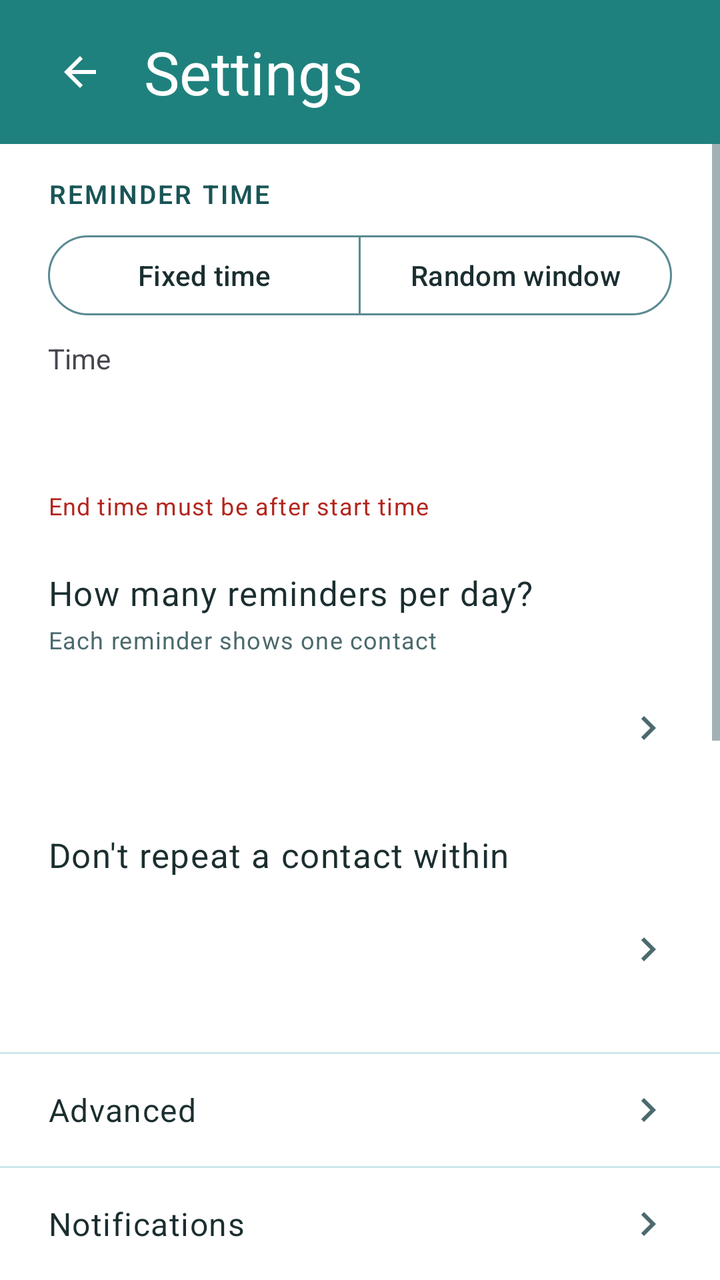
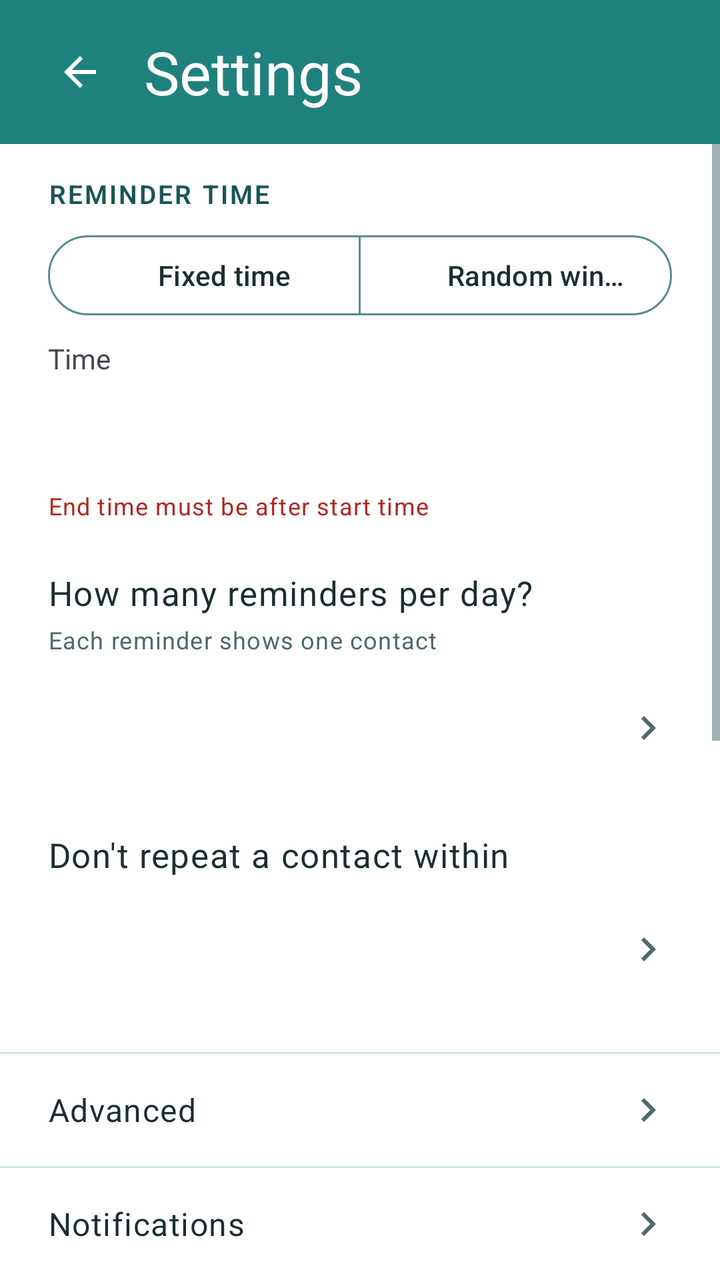

Before-and-after screenshots of an Android layout around one commit, followed by the original layout XML and the change that was made.
<!-- AndroidManifest.xml: application theme Theme.FriendMinder -->
<!-- res/layout/fragment_settings.xml -->
<?xml version="1.0" encoding="utf-8"?>
<FrameLayout xmlns:android="http://schemas.android.com/apk/res/android"
    xmlns:app="http://schemas.android.com/apk/res-auto"
    android:layout_width="match_parent"
    android:layout_height="match_parent">

    <LinearLayout
        android:layout_width="match_parent"
        android:layout_height="match_parent"
        android:orientation="vertical">

        
        <LinearLayout
            android:id="@+id/headerContainer"
            android:layout_width="match_parent"
            android:layout_height="wrap_content"
            android:orientation="vertical"
            android:background="@color/fm_header">

            <View
                android:id="@+id/statusBarSpacer"
                android:layout_width="match_parent"
                android:layout_height="0dp" />

            <FrameLayout
                android:layout_width="match_parent"
                android:layout_height="@dimen/fm_home_header_height">

                <ImageButton
                    android:id="@+id/backButton"
                    android:layout_width="48dp"
                    android:layout_height="48dp"
                    android:layout_gravity="start|center_vertical"
                    android:layout_marginStart="16dp"
                    android:padding="12dp"
                    android:background="?attr/selectableItemBackgroundBorderless"
                    android:src="@drawable/ic_arrow_back"
                    app:tint="@color/fm_on_primary"
                    android:contentDescription="@string/content_desc_back" />

                <TextView
                    android:id="@+id/headerTitle"
                    android:layout_width="wrap_content"
                    android:layout_height="wrap_content"
                    android:layout_gravity="start|center_vertical"
                    android:layout_marginStart="72dp"
                    android:layout_marginEnd="@dimen/fm_space_6"
                    android:text="@string/title_settings"
                    android:textColor="@color/fm_on_primary"
                    android:textSize="@dimen/fm_header_title_size"
                    android:maxLines="1"
                    android:ellipsize="end" />
            </FrameLayout>
        </LinearLayout>

        
        <ScrollView
            android:id="@+id/settingsScrollView"
            android:layout_width="match_parent"
            android:layout_height="0dp"
            android:layout_weight="1"
            android:clipToPadding="false">

            <LinearLayout
                android:layout_width="match_parent"
                android:layout_height="wrap_content"
                android:orientation="vertical"
                android:paddingStart="@dimen/fm_gutter"
                android:paddingEnd="@dimen/fm_gutter"
                android:paddingTop="16dp"
                android:paddingBottom="16dp">

                
                <TextView
                    android:layout_width="wrap_content"
                    android:layout_height="wrap_content"
                    android:text="@string/label_reminder_time"
                    android:textAppearance="@style/TextAppearance.FM.SectionLabel" />

                
                <com.google.android.material.button.MaterialButtonToggleGroup
                    android:id="@+id/timeModeGroup"
                    android:layout_width="match_parent"
                    android:layout_height="wrap_content"
                    android:layout_marginTop="8dp"
                    app:singleSelection="true"
                    app:selectionRequired="true">

                    <com.google.android.material.button.MaterialButton
                        android:id="@+id/fixedTimeToggleButton"
                        style="@style/Widget.Material3.Button.OutlinedButton"
                        android:layout_width="0dp"
                        android:layout_height="48dp"
                        android:layout_weight="1"
                        android:text="@string/option_fixed_time" />

                    <com.google.android.material.button.MaterialButton
                        android:id="@+id/randomWindowToggleButton"
                        style="@style/Widget.Material3.Button.OutlinedButton"
                        android:layout_width="0dp"
                        android:layout_height="48dp"
                        android:layout_weight="1"
                        android:text="@string/option_random_window" />
                </com.google.android.material.button.MaterialButtonToggleGroup>

                <LinearLayout
                    android:id="@+id/fixedTimeGroup"
                    android:layout_width="match_parent"
                    android:layout_height="wrap_content"
                    android:orientation="vertical"
                    android:layout_marginTop="8dp">

                    <TextView
                        android:layout_width="wrap_content"
                        android:layout_height="wrap_content"
                        android:text="@string/label_time" />

                    <Button
                        android:id="@+id/fixedTimeButton"
                        style="@style/Widget.Material3.Button.OutlinedButton"
                        android:layout_width="wrap_content"
                        android:layout_height="wrap_content"
                        android:layout_marginTop="4dp" />
                </LinearLayout>

                <LinearLayout
                    android:id="@+id/randomWindowGroup"
                    android:layout_width="match_parent"
                    android:layout_height="wrap_content"
                    android:orientation="horizontal"
                    android:layout_marginTop="8dp"
                    android:visibility="gone">

                    <LinearLayout
                        android:layout_width="0dp"
                        android:layout_height="wrap_content"
                        android:layout_weight="1"
                        android:orientation="vertical">

                        <TextView
                            android:layout_width="wrap_content"
                            android:layout_height="wrap_content"
                            android:text="@string/label_from" />

                        <Button
                            android:id="@+id/randomFromButton"
                            style="@style/Widget.Material3.Button.OutlinedButton"
                            android:layout_width="wrap_content"
                            android:layout_height="wrap_content"
                            android:layout_marginTop="4dp" />
                    </LinearLayout>

                    <LinearLayout
                        android:layout_width="0dp"
                        android:layout_height="wrap_content"
                        android:layout_weight="1"
                        android:orientation="vertical"
                        android:layout_marginStart="16dp">

                        <TextView
                            android:layout_width="wrap_content"
                            android:layout_height="wrap_content"
                            android:text="@string/label_to" />

                        <Button
                            android:id="@+id/randomToButton"
                            style="@style/Widget.Material3.Button.OutlinedButton"
                            android:layout_width="wrap_content"
                            android:layout_height="wrap_content"
                            android:layout_marginTop="4dp" />
                    </LinearLayout>
                </LinearLayout>

                
                <TextView
                    android:id="@+id/timeStatusText"
                    android:layout_width="match_parent"
                    android:layout_height="wrap_content"
                    android:layout_marginTop="4dp"
                    android:text="@string/error_end_before_start"
                    android:textColor="?attr/colorError"
                    android:textAppearance="?attr/textAppearanceBodySmall" />

                
                <TextView
                    android:layout_width="wrap_content"
                    android:layout_height="wrap_content"
                    android:layout_marginTop="24dp"
                    android:text="@string/label_contacts_per_day"
                    android:textAppearance="@style/TextAppearance.FM.RowPrimary" />

                <TextView
                    android:layout_width="wrap_content"
                    android:layout_height="wrap_content"
                    android:layout_marginTop="4dp"
                    android:text="@string/helper_contacts_per_day"
                    android:textColor="?attr/colorOnSurfaceVariant"
                    android:textAppearance="?attr/textAppearanceBodySmall" />

                <LinearLayout
                    android:id="@+id/contactsPerDayRow"
                    android:layout_width="match_parent"
                    android:layout_height="56dp"
                    android:layout_marginTop="8dp"
                    android:orientation="horizontal"
                    android:gravity="center_vertical"
                    android:background="@drawable/bg_home_row_ripple"
                    android:clickable="true"
                    android:focusable="true">

                    <TextView
                        android:id="@+id/contactsPerDayValue"
                        android:layout_width="0dp"
                        android:layout_height="wrap_content"
                        android:layout_weight="1"
                        android:textSize="17sp"
                        android:textColor="@color/fm_ink" />

                    <ImageView
                        android:layout_width="24dp"
                        android:layout_height="24dp"
                        android:src="@drawable/ic_chevron_right"
                        android:importantForAccessibility="no" />
                </LinearLayout>

                
                <TextView
                    android:layout_width="wrap_content"
                    android:layout_height="wrap_content"
                    android:layout_marginTop="24dp"
                    android:text="@string/label_cooldown"
                    android:textAppearance="@style/TextAppearance.FM.RowPrimary" />

                <LinearLayout
                    android:id="@+id/cooldownRow"
                    android:layout_width="match_parent"
                    android:layout_height="56dp"
                    android:layout_marginTop="8dp"
                    android:orientation="horizontal"
                    android:gravity="center_vertical"
                    android:background="@drawable/bg_home_row_ripple"
                    android:clickable="true"
                    android:focusable="true">

                    <TextView
                        android:id="@+id/cooldownValue"
                        android:layout_width="0dp"
                        android:layout_height="wrap_content"
                        android:layout_weight="1"
                        android:textSize="17sp"
                        android:textColor="@color/fm_ink" />

                    <ImageView
                        android:layout_width="24dp"
                        android:layout_height="24dp"
                        android:src="@drawable/ic_chevron_right"
                        android:importantForAccessibility="no" />
                </LinearLayout>

                
                <TextView
                    android:layout_width="wrap_content"
                    android:layout_height="wrap_content"
                    android:layout_marginTop="24dp"
                    android:text="@string/label_message_templates"
                    android:textAppearance="@style/TextAppearance.FM.SectionLabel" />

                
                <LinearLayout
                    android:layout_width="match_parent"
                    android:layout_height="wrap_content"
                    android:orientation="horizontal"
                    android:gravity="center_vertical"
                    android:layout_marginTop="8dp"
                    android:minHeight="48dp">

                    <TextView
                        android:layout_width="0dp"
                        android:layout_height="wrap_content"
                        android:layout_weight="1"
                        android:layout_marginEnd="@dimen/fm_space_4"
                        android:text="@string/checkbox_include_message"
                        android:textAppearance="?attr/textAppearanceBodyLarge" />

                    <com.google.android.material.materialswitch.MaterialSwitch
                        android:id="@+id/includeMessageSwitch"
                        android:layout_width="wrap_content"
                        android:layout_height="wrap_content"
                        android:checked="true" />
                </LinearLayout>

                <com.google.android.material.textfield.TextInputLayout
                    style="@style/Widget.FM.TextInput"
                    android:layout_width="match_parent"
                    android:layout_height="wrap_content"
                    android:layout_marginTop="8dp"
                    android:hint="@string/hint_message_templates">

                    <com.google.android.material.textfield.TextInputEditText
                        android:id="@+id/messageTemplateInput"
                        android:layout_width="match_parent"
                        android:layout_height="wrap_content"
                        android:inputType="textMultiLine"
                        android:minLines="4"
                        android:maxLines="8" />
                </com.google.android.material.textfield.TextInputLayout>

                <TextView
                    android:id="@+id/charCounterText"
                    android:layout_width="match_parent"
                    android:layout_height="wrap_content"
                    android:layout_marginTop="4dp"
                    android:gravity="end"
                    android:textColor="?attr/colorOnSurfaceVariant"
                    android:textAppearance="?attr/textAppearanceBodySmall" />

            </LinearLayout>
        </ScrollView>

        

        <View
            android:layout_width="match_parent"
            android:layout_height="1dp"
            android:background="@color/fm_divider" />

        
        <LinearLayout
            android:id="@+id/advancedRow"
            android:layout_width="match_parent"
            android:layout_height="56dp"
            android:orientation="horizontal"
            android:gravity="center_vertical"
            android:paddingStart="@dimen/fm_gutter"
            android:paddingEnd="@dimen/fm_gutter"
            android:background="?attr/selectableItemBackground"
            android:clickable="true"
            android:focusable="true">

            <TextView
                android:layout_width="0dp"
                android:layout_height="wrap_content"
                android:layout_weight="1"
                android:textColor="?attr/colorOnSurface"
                android:textAppearance="?attr/textAppearanceBodyLarge"
                android:text="@string/title_advanced_settings" />

            <ImageView
                android:layout_width="24dp"
                android:layout_height="24dp"
                android:src="@drawable/ic_chevron_right"
                android:contentDescription="@null" />
        </LinearLayout>

        <View
            android:layout_width="match_parent"
            android:layout_height="1dp"
            android:background="@color/fm_divider" />

        
        <LinearLayout
            android:id="@+id/notificationsDiagnosticsRow"
            android:layout_width="match_parent"
            android:layout_height="56dp"
            android:orientation="horizontal"
            android:gravity="center_vertical"
            android:paddingStart="@dimen/fm_gutter"
            android:paddingEnd="@dimen/fm_gutter"
            android:background="?attr/selectableItemBackground"
            android:clickable="true"
            android:focusable="true">

            <TextView
                android:layout_width="0dp"
                android:layout_height="wrap_content"
                android:layout_weight="1"
                android:textColor="?attr/colorOnSurface"
                android:textAppearance="?attr/textAppearanceBodyLarge"
                android:text="@string/title_notifications_diagnostics" />

            <ImageView
                android:layout_width="24dp"
                android:layout_height="24dp"
                android:src="@drawable/ic_chevron_right"
                android:contentDescription="@null" />
        </LinearLayout>

    </LinearLayout>

    
    <LinearLayout
        android:id="@+id/settingsSavedPill"
        android:layout_width="wrap_content"
        android:layout_height="wrap_content"
        android:layout_gravity="top|center_horizontal"
        android:layout_marginTop="?attr/actionBarSize"
        android:orientation="horizontal"
        android:gravity="center_vertical"
        android:paddingStart="16dp"
        android:paddingEnd="16dp"
        android:paddingTop="8dp"
        android:paddingBottom="8dp"
        android:background="@drawable/bg_pill_saved"
        android:elevation="4dp"
        android:visibility="invisible"
        android:focusable="false"
        android:clickable="false"
        android:accessibilityLiveRegion="polite">

        <ImageView
            android:layout_width="16dp"
            android:layout_height="16dp"
            android:src="@drawable/ic_check_small"
            android:contentDescription="@null" />

        <TextView
            android:layout_width="wrap_content"
            android:layout_height="wrap_content"
            android:layout_marginStart="6dp"
            android:textColor="@android:color/white"
            android:textAppearance="?attr/textAppearanceLabelLarge"
            android:text="@string/label_settings_saved_pill" />
    </LinearLayout>

</FrameLayout>
<!-- resources referenced by this layout -->
<resources>
  <color name="fm_divider">#CFE7EA</color>
  <color name="fm_header">#1F817D</color>
  <color name="fm_ink">#1B2E30</color>
  <color name="fm_on_primary">#FFFFFF</color>
  <dimen name="fm_gutter">24dp</dimen>
  <dimen name="fm_header_title_size">30sp</dimen>
  <dimen name="fm_home_header_height">72dp</dimen>
  <dimen name="fm_space_4">16dp</dimen>
  <dimen name="fm_space_6">24dp</dimen>
  <!-- drawable bg_home_row_ripple (drawable) -->
  <?xml version="1.0" encoding="utf-8"?>
  <ripple xmlns:android="http://schemas.android.com/apk/res/android"
      android:color="#1F1F817D" />
  <!-- drawable bg_pill_saved (drawable) -->
  <?xml version="1.0" encoding="utf-8"?>
  <shape xmlns:android="http://schemas.android.com/apk/res/android" android:shape="rectangle">
      <solid android:color="@color/fm_accent" />
      <corners android:radius="999dp" />
  </shape>
  <string name="checkbox_include_message">Include a pre-filled message</string>
  <string name="content_desc_back">Back</string>
  <string name="error_end_before_start">End time must be after start time</string>
  <string name="helper_contacts_per_day">Each reminder shows one contact</string>
  <string name="hint_message_templates">One message per line — a random one is used each time</string>
  <string name="label_contacts_per_day">How many reminders per day?</string>
  <string name="label_cooldown">Don\'t repeat a contact within</string>
  <string name="label_from">From</string>
  <string name="label_message_templates">Message Templates</string>
  <string name="label_reminder_time">Reminder Time</string>
  <string name="label_settings_saved_pill">Saved</string>
  <string name="label_time">Time</string>
  <string name="label_to">To</string>
  <string name="option_fixed_time">Fixed time</string>
  <string name="option_random_window">Random window</string>
  <string name="title_advanced_settings">Advanced</string>
  <string name="title_notifications_diagnostics">Notifications</string>
  <string name="title_settings">Settings</string>
  <color name="fm_accent">#155D5B</color>
  <color name="fm_heading">#195556</color>
  <color name="fm_surface_sunken">#EFF8FA</color>
  <color name="fm_ink_dim">#4C6A6E</color>
  <color name="fm_primary">#1F817D</color>
  <color name="fm_primary_container">#B0E8E6</color>
  <color name="fm_on_primary_container">#195556</color>
  <color name="fm_secondary">#5ABBEB</color>
  <color name="fm_on_secondary">#0A2E31</color>
  <color name="fm_secondary_container">#D6EBF8</color>
  <color name="fm_on_secondary_container">#0A2E31</color>
  <color name="fm_surface">#FFFFFF</color>
  <color name="fm_surface_variant">#D3E9F4</color>
  <color name="fm_outline">#5A8A92</color>
  <color name="fm_error">#B3261E</color>
  <color name="fm_error_container">#F9DEDC</color>
  <color name="fm_on_error_container">#410E0B</color>
  <style name="ThemeOverlay.FriendMinder.BottomSheetDialog" parent="ThemeOverlay.Material3.BottomSheetDialog">
          <item name="bottomSheetStyle">@style/Widget.FriendMinder.BottomSheet.Modal</item>
      </style>
  <style name="Widget.FriendMinder.BottomSheet.Modal" parent="Widget.Material3.BottomSheet.Modal">
          <item name="backgroundTint">@color/fm_surface</item>
      </style>
  <!-- unchanged entries left out for length: 8 -->
</resources>

<!-- the commit's change to res/layout/fragment_settings.xml (unified diff, before → after) -->
@@ -88,7 +88,7 @@
 
                     <com.google.android.material.button.MaterialButton
                         android:id="@+id/fixedTimeToggleButton"
-                        style="@style/Widget.Material3.Button.OutlinedButton"
+                        style="@style/Widget.FM.SegmentedButton"
                         android:layout_width="0dp"
                         android:layout_height="48dp"
                         android:layout_weight="1"
@@ -96,7 +96,7 @@
 
                     <com.google.android.material.button.MaterialButton
                         android:id="@+id/randomWindowToggleButton"
-                        style="@style/Widget.Material3.Button.OutlinedButton"
+                        style="@style/Widget.FM.SegmentedButton"
                         android:layout_width="0dp"
                         android:layout_height="48dp"
                         android:layout_weight="1"
<!-- resource entries referenced after the edit -->
@@ -37,6 +37,18 @@
   <string name="title_advanced_settings">Advanced</string>
   <string name="title_notifications_diagnostics">Notifications</string>
   <string name="title_settings">Settings</string>
+  <style name="Widget.FM.SegmentedButton" parent="Widget.Material3.Button.OutlinedButton">
+          <item name="backgroundTint">@color/fm_segment_background</item>
+          <item name="android:textColor">@color/fm_segment_label</item>
+          <item name="strokeColor">@color/fm_outline</item>
+          <item name="strokeWidth">1dp</item>
+          <item name="icon">@drawable/ic_check_small</item>
+          <item name="iconSize">16dp</item>
+          <item name="iconPadding">4dp</item>
+          <item name="iconGravity">textStart</item>
+          <item name="iconTint">@color/fm_segment_icon</item>
+          <item name="rippleColor">@color/fm_primary</item>
+      </style>
   <color name="fm_accent">#155D5B</color>
   <color name="fm_heading">#195556</color>
   <color name="fm_surface_sunken">#EFF8FA</color>
